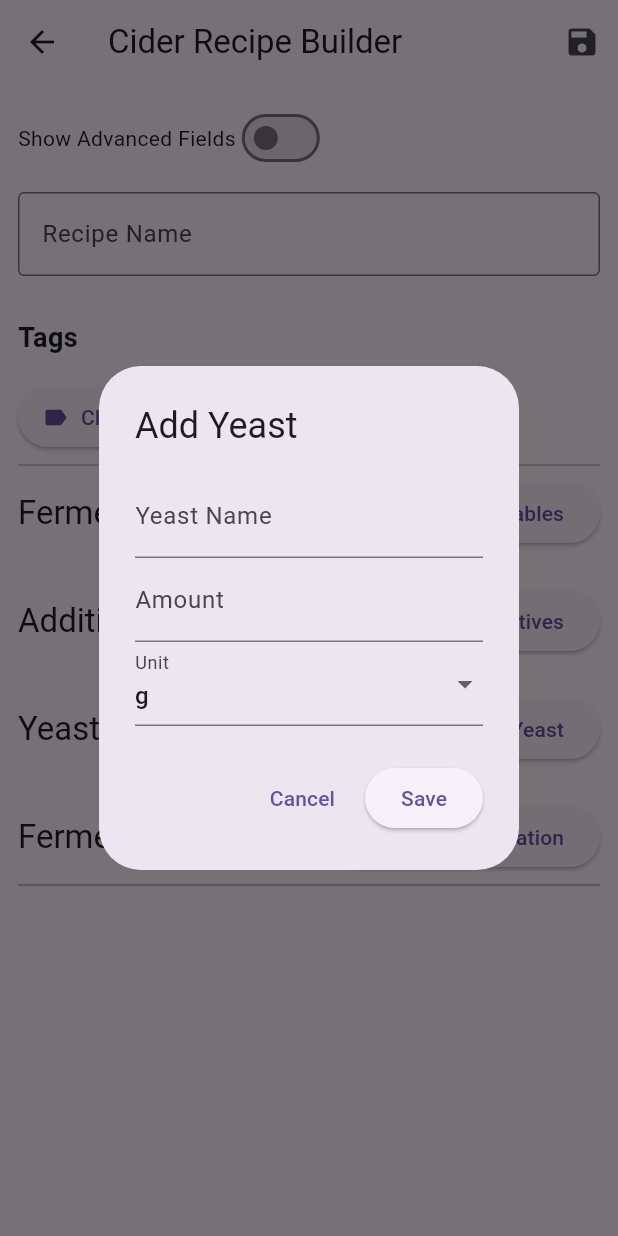
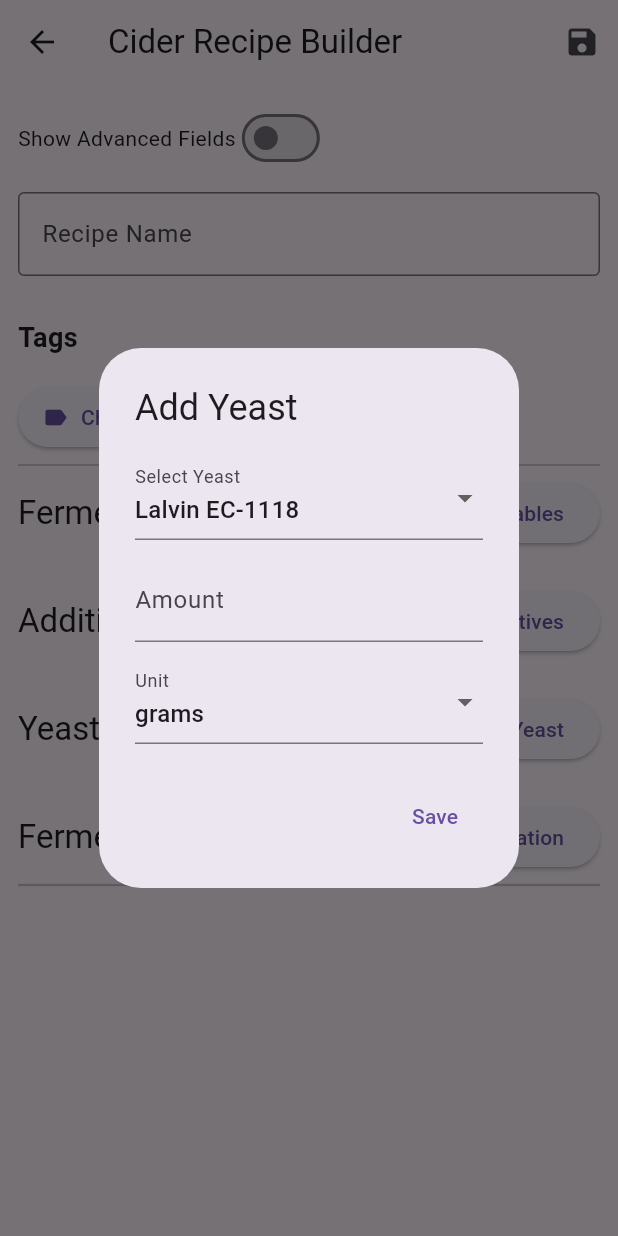
Before and after one commit to mrcrunchybeans/cider-craft, a Flutter app: the RecipeBuilderPage screen opened directly, after a tap on "Add Yeast", on a phone screen of 412 x 824 dp. Run offline on Flutter 3.47's test engine with Material 3 defaults, Android fonts, the phone set to English and light mode, and no system bars; our stand-ins replace hive, hive_flutter, logger; accounts and stored records are empty.

Commit message:
Improves yeast dialog with preset selection and custom option
Replaces manual yeast name entry with a dropdown of common options,
adding a custom input for non-standard yeasts. Simplifies the unit
selection and streamlines form handling for better usability.

```diff
--- a/lib/widgets/add_yeast_dialog.dart
+++ b/lib/widgets/add_yeast_dialog.dart
@@ -1,13 +1,13 @@
 import 'package:flutter/material.dart';
 
 class AddYeastDialog extends StatefulWidget {
-  final void Function(Map<String, dynamic>) onAdd;
   final Map<String, dynamic>? existing;
+  final Function(Map<String, dynamic>) onAdd;
 
   const AddYeastDialog({
     super.key,
+    this.existing,
     required this.onAdd,
-    this.existing,
   });
 
   @override
@@ -15,71 +15,78 @@ class AddYeastDialog extends StatefulWidget {
 }
 
 class _AddYeastDialogState extends State<AddYeastDialog> {
-  final _formKey = GlobalKey<FormState>();
+  final List<String> commonYeasts = [
+    'Lalvin EC-1118',
+    'Red Star Premier Blanc',
+    'Safale US-05',
+    'Wyeast 1056 American Ale',
+    'Lalvin D-47',
+    'Lalvin K1-V1116',
+    'Nottingham Ale Yeast',
+    'WLP001 California Ale',
+    'Mangrove Jack’s M02 Cider',
+    'Other (Custom)',
+  ];
 
-  final nameController = TextEditingController();
-  final amountController = TextEditingController();
-
-  String unit = "g";
-
-  final List<String> unitOptions = ["g", "packets"];
+  String selectedYeast = 'Lalvin EC-1118';
+  final TextEditingController customYeastController = TextEditingController();
+  final TextEditingController amountController = TextEditingController();
+  String unit = 'grams';
 
   @override
   void initState() {
     super.initState();
     if (widget.existing != null) {
-      nameController.text = widget.existing!['name'] ?? '';
-      amountController.text = widget.existing!['amount']?.toString() ?? '';
-      unit = widget.existing!['unit'] ?? 'g';
-    }
-  }
-
-  @override
-  void dispose() {
-    nameController.dispose();
-    amountController.dispose();
-    super.dispose();
-  }
-
-  void _submit() {
-    if (_formKey.currentState!.validate()) {
-      widget.onAdd({
-        'name': nameController.text.trim(),
-        'amount': double.tryParse(amountController.text) ?? 0.0,
-        'unit': unit,
-      });
-      Navigator.of(context).pop();
+      final yeast = widget.existing!;
+      selectedYeast = commonYeasts.contains(yeast['name']) ? yeast['name'] : 'Other (Custom)';
+      customYeastController.text = selectedYeast == 'Other (Custom)' ? yeast['name'] : '';
+      amountController.text = yeast['amount']?.toString() ?? '';
+      unit = yeast['unit'] ?? 'grams';
     }
   }
 
   @override
   Widget build(BuildContext context) {
     return AlertDialog(
-      title: Text(widget.existing != null ? "Edit Yeast" : "Add Yeast"),
-      content: Form(
-        key: _formKey,
+      title: const Text("Add Yeast"),
+      content: SingleChildScrollView(
         child: Column(
           mainAxisSize: MainAxisSize.min,
           children: [
-            TextFormField(
-              controller: nameController,
-              decoration: const InputDecoration(labelText: "Yeast Name"),
-              validator: (val) =>
-                  val == null || val.trim().isEmpty ? "Enter yeast name" : null,
+            DropdownButtonFormField<String>(
+              value: selectedYeast,
+              items: commonYeasts
+                  .map((y) => DropdownMenuItem(value: y, child: Text(y)))
+                  .toList(),
+              onChanged: (val) {
+                if (val != null) {
+                  setState(() => selectedYeast = val);
+                }
+              },
+              decoration: const InputDecoration(labelText: "Select Yeast"),
             ),
+            if (selectedYeast == 'Other (Custom)')
+              TextFormField(
+                controller: customYeastController,
+                decoration: const InputDecoration(labelText: "Custom Yeast Name"),
+              ),
+            const SizedBox(height: 12),
             TextFormField(
               controller: amountController,
               decoration: const InputDecoration(labelText: "Amount"),
               keyboardType: TextInputType.numberWithOptions(decimal: true),
-              validator: (val) =>
-                  val == null || val.isEmpty ? "Enter amount" : null,
             ),
+            const SizedBox(height: 12),
             DropdownButtonFormField<String>(
               value: unit,
-              items: unitOptions
+              items: ['grams', 'packets']
                   .map((u) => DropdownMenuItem(value: u, child: Text(u)))
                   .toList(),
-              onChanged: (val) => setState(() => unit = val ?? "g"),
+              onChanged: (val) {
+                if (val != null) {
+                  setState(() => unit = val);
+                }
+              },
               decoration: const InputDecoration(labelText: "Unit"),
             ),
           ],
@@ -87,11 +94,20 @@ class _AddYeastDialogState extends State<AddYeastDialog> {
       ),
       actions: [
         TextButton(
-          onPressed: () => Navigator.pop(context),
-          child: const Text("Cancel"),
-        ),
-        ElevatedButton(
-          onPressed: _submit,
+          onPressed: () {
+            final name = selectedYeast == 'Other (Custom)'
+                ? customYeastController.text.trim()
+                : selectedYeast;
+            final amount = double.tryParse(amountController.text.trim()) ?? 0.0;
+
+            widget.onAdd({
+              'name': name,
+              'amount': amount,
+              'unit': unit,
+            });
+
+            Navigator.of(context).pop();
+          },
           child: const Text("Save"),
         ),
       ],
```
